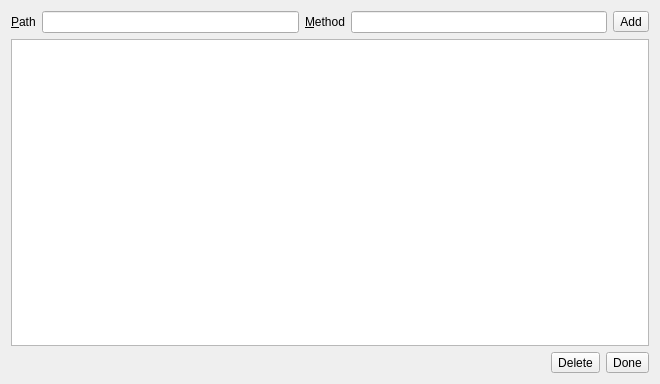
This is src/dlgsubscription.ui in syyyr/shvspy as Qt 5 draws it before an edit. The edited form follows.
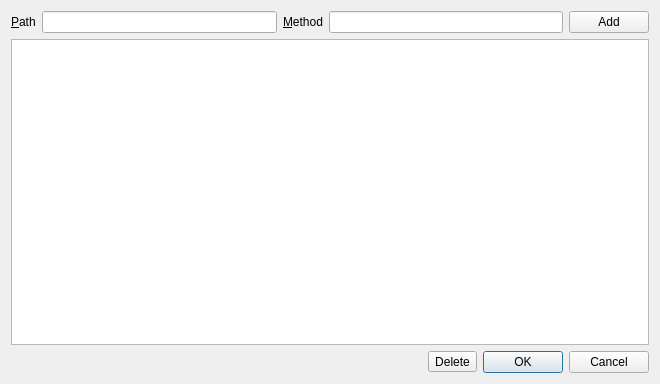
This is the edited form.

What changed in the file:
```diff
--- a/src/dlgsubscription.ui
+++ b/src/dlgsubscription.ui
@@ -43,7 +43,7 @@
       <widget class="QLineEdit" name="lineMethod"/>
      </item>
      <item>
-      <widget class="QToolButton" name="addSubscription">
+      <widget class="QPushButton" name="addSubsriptionButton">
        <property name="text">
         <string>Add</string>
        </property>
@@ -70,23 +70,34 @@
       </spacer>
      </item>
      <item>
-      <widget class="QLabel" name="returnText">
-       <property name="text">
-        <string/>
-       </property>
-      </widget>
-     </item>
-     <item>
-      <widget class="QToolButton" name="delSubscription">
+      <widget class="QToolButton" name="deleteSubscriptionButton">
        <property name="text">
         <string>Delete</string>
        </property>
       </widget>
      </item>
      <item>
-      <widget class="QToolButton" name="doneSubscription">
-       <property name="text">
-        <string>Done</string>
+      <widget class="QDialogButtonBox" name="buttonBox">
+       <property name="sizePolicy">
+        <sizepolicy hsizetype="Fixed" vsizetype="Fixed">
+         <horstretch>0</horstretch>
+         <verstretch>0</verstretch>
+        </sizepolicy>
+       </property>
+       <property name="focusPolicy">
+        <enum>Qt::ClickFocus</enum>
+       </property>
+       <property name="contextMenuPolicy">
+        <enum>Qt::NoContextMenu</enum>
+       </property>
+       <property name="orientation">
+        <enum>Qt::Horizontal</enum>
+       </property>
+       <property name="standardButtons">
+        <set>QDialogButtonBox::Cancel|QDialogButtonBox::Ok</set>
+       </property>
+       <property name="centerButtons">
+        <bool>false</bool>
        </property>
       </widget>
      </item>
```
Left out of the diff: 23 changed lines with no effect on the pictures.
